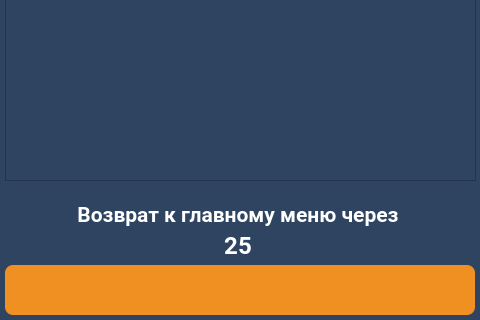
komrade2801/AutoSklad, file client/GUI/ui/screen_33_select_plan.ui: the form before one commit; both pictures show x 0 to 480 and y 480 to 800 of the 480 by 800 pixel window.
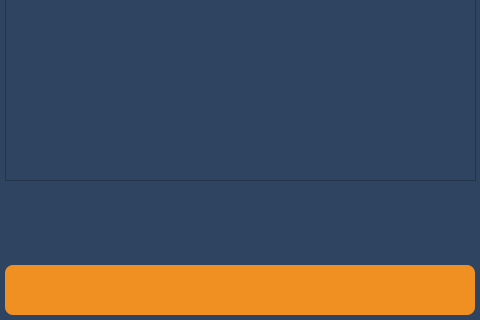
The form after the commit. Icons and pictures are not drawn.

What changed in the file:
```diff
--- a/client/GUI/ui/screen_33_select_plan.ui
+++ b/client/GUI/ui/screen_33_select_plan.ui
@@ -290,650 +290,6 @@
     <bool>false</bool>
    </property>
   </widget>
-  <widget class="QLabel" name="lbl_info_4">
-   <property name="geometry">
-    <rect>
-     <x>48</x>
-     <y>680</y>
-     <width>380</width>
-     <height>30</height>
-    </rect>
-   </property>
-   <property name="palette">
-    <palette>
-     <active>
-      <colorrole role="WindowText">
-       <brush brushstyle="SolidPattern">
-        <color alpha="255">
-         <red>255</red>
-         <green>255</green>
-         <blue>255</blue>
-        </color>
-       </brush>
-      </colorrole>
-      <colorrole role="Button">
-       <brush brushstyle="LinearGradientPattern">
-        <gradient startx="0.000000000000000" starty="0.000000000000000" endx="1.000000000000000" endy="0.000000000000000" type="LinearGradient" spread="PadSpread" coordinatemode="ObjectBoundingMode">
-         <gradientstop position="0.000000000000000">
-          <color alpha="0">
-           <red>0</red>
-           <green>0</green>
-           <blue>0</blue>
-          </color>
-         </gradientstop>
-         <gradientstop position="1.000000000000000">
-          <color alpha="0">
-           <red>255</red>
-           <green>255</green>
-           <blue>255</blue>
-          </color>
-         </gradientstop>
-        </gradient>
-       </brush>
-      </colorrole>
-      <colorrole role="Text">
-       <brush brushstyle="SolidPattern">
-        <color alpha="255">
-         <red>255</red>
-         <green>255</green>
-         <blue>255</blue>
-        </color>
-       </brush>
-      </colorrole>
-      <colorrole role="ButtonText">
-       <brush brushstyle="SolidPattern">
-        <color alpha="255">
-         <red>255</red>
-         <green>255</green>
-         <blue>255</blue>
-        </color>
-       </brush>
-      </colorrole>
-      <colorrole role="Base">
-       <brush brushstyle="LinearGradientPattern">
-        <gradient startx="0.000000000000000" starty="0.000000000000000" endx="1.000000000000000" endy="0.000000000000000" type="LinearGradient" spread="PadSpread" coordinatemode="ObjectBoundingMode">
-         <gradientstop position="0.000000000000000">
-          <color alpha="0">
-           <red>0</red>
-           <green>0</green>
-           <blue>0</blue>
-          </color>
-         </gradientstop>
-         <gradientstop position="1.000000000000000">
-          <color alpha="0">
-           <red>255</red>
-           <green>255</green>
-           <blue>255</blue>
-          </color>
-         </gradientstop>
-        </gradient>
-       </brush>
-      </colorrole>
-      <colorrole role="Window">
-       <brush brushstyle="LinearGradientPattern">
-        <gradient startx="0.000000000000000" starty="0.000000000000000" endx="1.000000000000000" endy="0.000000000000000" type="LinearGradient" spread="PadSpread" coordinatemode="ObjectBoundingMode">
-         <gradientstop position="0.000000000000000">
-          <color alpha="0">
-           <red>0</red>
-           <green>0</green>
-           <blue>0</blue>
-          </color>
-         </gradientstop>
-         <gradientstop position="1.000000000000000">
-          <color alpha="0">
-           <red>255</red>
-           <green>255</green>
-           <blue>255</blue>
-          </color>
-         </gradientstop>
-        </gradient>
-       </brush>
-      </colorrole>
-      <colorrole role="PlaceholderText">
-       <brush brushstyle="NoBrush">
-        <color alpha="128">
-         <red>255</red>
-         <green>255</green>
-         <blue>255</blue>
-        </color>
-       </brush>
-      </colorrole>
-     </active>
-     <inactive>
-      <colorrole role="WindowText">
-       <brush brushstyle="SolidPattern">
-        <color alpha="255">
-         <red>255</red>
-         <green>255</green>
-         <blue>255</blue>
-        </color>
-       </brush>
-      </colorrole>
-      <colorrole role="Button">
-       <brush brushstyle="LinearGradientPattern">
-        <gradient startx="0.000000000000000" starty="0.000000000000000" endx="1.000000000000000" endy="0.000000000000000" type="LinearGradient" spread="PadSpread" coordinatemode="ObjectBoundingMode">
-         <gradientstop position="0.000000000000000">
-          <color alpha="0">
-           <red>0</red>
-           <green>0</green>
-           <blue>0</blue>
-          </color>
-         </gradientstop>
-         <gradientstop position="1.000000000000000">
-          <color alpha="0">
-           <red>255</red>
-           <green>255</green>
-           <blue>255</blue>
-          </color>
-         </gradientstop>
-        </gradient>
-       </brush>
-      </colorrole>
-      <colorrole role="Text">
-       <brush brushstyle="SolidPattern">
-        <color alpha="255">
-         <red>255</red>
-         <green>255</green>
-         <blue>255</blue>
-        </color>
-       </brush>
-      </colorrole>
-      <colorrole role="ButtonText">
-       <brush brushstyle="SolidPattern">
-        <color alpha="255">
-         <red>255</red>
-         <green>255</green>
-         <blue>255</blue>
-        </color>
-       </brush>
-      </colorrole>
-      <colorrole role="Base">
-       <brush brushstyle="LinearGradientPattern">
-        <gradient startx="0.000000000000000" starty="0.000000000000000" endx="1.000000000000000" endy="0.000000000000000" type="LinearGradient" spread="PadSpread" coordinatemode="ObjectBoundingMode">
-         <gradientstop position="0.000000000000000">
-          <color alpha="0">
-           <red>0</red>
-           <green>0</green>
-           <blue>0</blue>
-          </color>
-         </gradientstop>
-         <gradientstop position="1.000000000000000">
-          <color alpha="0">
-           <red>255</red>
-           <green>255</green>
-           <blue>255</blue>
-          </color>
-         </gradientstop>
-        </gradient>
-       </brush>
-      </colorrole>
-      <colorrole role="Window">
-       <brush brushstyle="LinearGradientPattern">
-        <gradient startx="0.000000000000000" starty="0.000000000000000" endx="1.000000000000000" endy="0.000000000000000" type="LinearGradient" spread="PadSpread" coordinatemode="ObjectBoundingMode">
-         <gradientstop position="0.000000000000000">
-          <color alpha="0">
-           <red>0</red>
-           <green>0</green>
-           <blue>0</blue>
-          </color>
-         </gradientstop>
-         <gradientstop position="1.000000000000000">
-          <color alpha="0">
-           <red>255</red>
-           <green>255</green>
-           <blue>255</blue>
-          </color>
-         </gradientstop>
-        </gradient>
-       </brush>
-      </colorrole>
-      <colorrole role="PlaceholderText">
-       <brush brushstyle="NoBrush">
-        <color alpha="128">
-         <red>255</red>
-         <green>255</green>
-         <blue>255</blue>
-        </color>
-       </brush>
-      </colorrole>
-     </inactive>
-     <disabled>
-      <colorrole role="WindowText">
-       <brush brushstyle="SolidPattern">
-        <color alpha="255">
-         <red>255</red>
-         <green>255</green>
-         <blue>255</blue>
-        </color>
-       </brush>
-      </colorrole>
-      <colorrole role="Button">
-       <brush brushstyle="LinearGradientPattern">
-        <gradient startx="0.000000000000000" starty="0.000000000000000" endx="1.000000000000000" endy="0.000000000000000" type="LinearGradient" spread="PadSpread" coordinatemode="ObjectBoundingMode">
-         <gradientstop position="0.000000000000000">
-          <color alpha="0">
-           <red>0</red>
-           <green>0</green>
-           <blue>0</blue>
-          </color>
-         </gradientstop>
-         <gradientstop position="1.000000000000000">
-          <color alpha="0">
-           <red>255</red>
-           <green>255</green>
-           <blue>255</blue>
-          </color>
-         </gradientstop>
-        </gradient>
-       </brush>
-      </colorrole>
-      <colorrole role="Text">
-       <brush brushstyle="SolidPattern">
-        <color alpha="255">
-         <red>255</red>
-         <green>255</green>
-         <blue>255</blue>
-        </color>
-       </brush>
-      </colorrole>
-      <colorrole role="ButtonText">
-       <brush brushstyle="SolidPattern">
-        <color alpha="255">
-         <red>255</red>
-         <green>255</green>
-         <blue>255</blue>
-        </color>
-       </brush>
-      </colorrole>
-      <colorrole role="Base">
-       <brush brushstyle="LinearGradientPattern">
-        <gradient startx="0.000000000000000" starty="0.000000000000000" endx="1.000000000000000" endy="0.000000000000000" type="LinearGradient" spread="PadSpread" coordinatemode="ObjectBoundingMode">
-         <gradientstop position="0.000000000000000">
-          <color alpha="0">
-           <red>0</red>
-           <green>0</green>
-           <blue>0</blue>
-          </color>
-         </gradientstop>
-         <gradientstop position="1.000000000000000">
-          <color alpha="0">
-           <red>255</red>
-           <green>255</green>
-           <blue>255</blue>
-          </color>
-         </gradientstop>
-        </gradient>
-       </brush>
-      </colorrole>
-      <colorrole role="Window">
-       <brush brushstyle="LinearGradientPattern">
-        <gradient startx="0.000000000000000" starty="0.000000000000000" endx="1.000000000000000" endy="0.000000000000000" type="LinearGradient" spread="PadSpread" coordinatemode="ObjectBoundingMode">
-         <gradientstop position="0.000000000000000">
-          <color alpha="0">
-           <red>0</red>
-           <green>0</green>
-           <blue>0</blue>
-          </color>
-         </gradientstop>
-         <gradientstop position="1.000000000000000">
-          <color alpha="0">
-           <red>255</red>
-           <green>255</green>
-           <blue>255</blue>
-          </color>
-         </gradientstop>
-        </gradient>
-       </brush>
-      </colorrole>
-      <colorrole role="PlaceholderText">
-       <brush brushstyle="NoBrush">
-        <color alpha="128">
-         <red>255</red>
-         <green>255</green>
-         <blue>255</blue>
-        </color>
-       </brush>
-      </colorrole>
-     </disabled>
-    </palette>
-   </property>
-   <property name="font">
-    <font>
-     <family>Roboto</family>
-     <pointsize>16</pointsize>
-     <weight>75</weight>
-     <bold>true</bold>
-    </font>
-   </property>
-   <property name="text">
-    <string>Возврат к главному меню через</string>
-   </property>
-   <property name="alignment">
-    <set>Qt::AlignCenter</set>
-   </property>
-  </widget>
-  <widget class="QLabel" name="lbl_timeout_back">
-   <property name="geometry">
-    <rect>
-     <x>48</x>
-     <y>710</y>
-     <width>380</width>
-     <height>30</height>
-    </rect>
-   </property>
-   <property name="palette">
-    <palette>
-     <active>
-      <colorrole role="WindowText">
-       <brush brushstyle="SolidPattern">
-        <color alpha="255">
-         <red>255</red>
-         <green>255</green>
-         <blue>255</blue>
-        </color>
-       </brush>
-      </colorrole>
-      <colorrole role="Button">
-       <brush brushstyle="LinearGradientPattern">
-        <gradient startx="0.000000000000000" starty="0.000000000000000" endx="1.000000000000000" endy="0.000000000000000" type="LinearGradient" spread="PadSpread" coordinatemode="ObjectBoundingMode">
-         <gradientstop position="0.000000000000000">
-          <color alpha="0">
-           <red>0</red>
-           <green>0</green>
-           <blue>0</blue>
-          </color>
-         </gradientstop>
-         <gradientstop position="1.000000000000000">
-          <color alpha="0">
-           <red>255</red>
-           <green>255</green>
-           <blue>255</blue>
-          </color>
-         </gradientstop>
-        </gradient>
-       </brush>
-      </colorrole>
-      <colorrole role="Text">
-       <brush brushstyle="SolidPattern">
-        <color alpha="255">
-         <red>255</red>
-         <green>255</green>
-         <blue>255</blue>
-        </color>
-       </brush>
-      </colorrole>
-      <colorrole role="ButtonText">
-       <brush brushstyle="SolidPattern">
-        <color alpha="255">
-         <red>255</red>
-         <green>255</green>
-         <blue>255</blue>
-        </color>
-       </brush>
-      </colorrole>
-      <colorrole role="Base">
-       <brush brushstyle="LinearGradientPattern">
-        <gradient startx="0.000000000000000" starty="0.000000000000000" endx="1.000000000000000" endy="0.000000000000000" type="LinearGradient" spread="PadSpread" coordinatemode="ObjectBoundingMode">
-         <gradientstop position="0.000000000000000">
-          <color alpha="0">
-           <red>0</red>
-           <green>0</green>
-           <blue>0</blue>
-          </color>
-         </gradientstop>
-         <gradientstop position="1.000000000000000">
-          <color alpha="0">
-           <red>255</red>
-           <green>255</green>
-           <blue>255</blue>
-          </color>
-         </gradientstop>
-        </gradient>
-       </brush>
-      </colorrole>
-      <colorrole role="Window">
-       <brush brushstyle="LinearGradientPattern">
-        <gradient startx="0.000000000000000" starty="0.000000000000000" endx="1.000000000000000" endy="0.000000000000000" type="LinearGradient" spread="PadSpread" coordinatemode="ObjectBoundingMode">
-         <gradientstop position="0.000000000000000">
-          <color alpha="0">
-           <red>0</red>
-           <green>0</green>
-           <blue>0</blue>
-          </color>
-         </gradientstop>
-         <gradientstop position="1.000000000000000">
-          <color alpha="0">
-           <red>255</red>
-           <green>255</green>
-           <blue>255</blue>
-          </color>
-         </gradientstop>
-        </gradient>
-       </brush>
-      </colorrole>
-      <colorrole role="PlaceholderText">
-       <brush brushstyle="NoBrush">
-        <color alpha="128">
-         <red>255</red>
-         <green>255</green>
-         <blue>255</blue>
-        </color>
-       </brush>
-      </colorrole>
-     </active>
-     <inactive>
-      <colorrole role="WindowText">
-       <brush brushstyle="SolidPattern">
-        <color alpha="255">
-         <red>255</red>
-         <green>255</green>
-         <blue>255</blue>
-        </color>
-       </brush>
-      </colorrole>
-      <colorrole role="Button">
-       <brush brushstyle="LinearGradientPattern">
-        <gradient startx="0.000000000000000" starty="0.000000000000000" endx="1.000000000000000" endy="0.000000000000000" type="LinearGradient" spread="PadSpread" coordinatemode="ObjectBoundingMode">
-         <gradientstop position="0.000000000000000">
-          <color alpha="0">
-           <red>0</red>
-           <green>0</green>
-           <blue>0</blue>
-          </color>
-         </gradientstop>
-         <gradientstop position="1.000000000000000">
-          <color alpha="0">
-           <red>255</red>
-           <green>255</green>
-           <blue>255</blue>
-          </color>
-         </gradientstop>
-        </gradient>
-       </brush>
-      </colorrole>
-      <colorrole role="Text">
-       <brush brushstyle="SolidPattern">
-        <color alpha="255">
-         <red>255</red>
-         <green>255</green>
-         <blue>255</blue>
-        </color>
-       </brush>
-      </colorrole>
-      <colorrole role="ButtonText">
-       <brush brushstyle="SolidPattern">
-        <color alpha="255">
-         <red>255</red>
-         <green>255</green>
-         <blue>255</blue>
-        </color>
-       </brush>
-      </colorrole>
-      <colorrole role="Base">
-       <brush brushstyle="LinearGradientPattern">
-        <gradient startx="0.000000000000000" starty="0.000000000000000" endx="1.000000000000000" endy="0.000000000000000" type="LinearGradient" spread="PadSpread" coordinatemode="ObjectBoundingMode">
-         <gradientstop position="0.000000000000000">
-          <color alpha="0">
-           <red>0</red>
-           <green>0</green>
-           <blue>0</blue>
-          </color>
-         </gradientstop>
-         <gradientstop position="1.000000000000000">
-          <color alpha="0">
-           <red>255</red>
-           <green>255</green>
-           <blue>255</blue>
-          </color>
-         </gradientstop>
-        </gradient>
-       </brush>
-      </colorrole>
-      <colorrole role="Window">
-       <brush brushstyle="LinearGradientPattern">
-        <gradient startx="0.000000000000000" starty="0.000000000000000" endx="1.000000000000000" endy="0.000000000000000" type="LinearGradient" spread="PadSpread" coordinatemode="ObjectBoundingMode">
-         <gradientstop position="0.000000000000000">
-          <color alpha="0">
-           <red>0</red>
-           <green>0</green>
-           <blue>0</blue>
-          </color>
-         </gradientstop>
-         <gradientstop position="1.000000000000000">
-          <color alpha="0">
-           <red>255</red>
-           <green>255</green>
-           <blue>255</blue>
-          </color>
-         </gradientstop>
-        </gradient>
-       </brush>
-      </colorrole>
-      <colorrole role="PlaceholderText">
-       <brush brushstyle="NoBrush">
-        <color alpha="128">
-         <red>255</red>
-         <green>255</green>
-         <blue>255</blue>
-        </color>
-       </brush>
-      </colorrole>
-     </inactive>
-     <disabled>
-      <colorrole role="WindowText">
-       <brush brushstyle="SolidPattern">
-        <color alpha="255">
-         <red>255</red>
-         <green>255</green>
-         <blue>255</blue>
-        </color>
-       </brush>
-      </colorrole>
-      <colorrole role="Button">
-       <brush brushstyle="LinearGradientPattern">
-        <gradient startx="0.000000000000000" starty="0.000000000000000" endx="1.000000000000000" endy="0.000000000000000" type="LinearGradient" spread="PadSpread" coordinatemode="ObjectBoundingMode">
-         <gradientstop position="0.000000000000000">
-          <color alpha="0">
-           <red>0</red>
-           <green>0</green>
-           <blue>0</blue>
-          </color>
-         </gradientstop>
-         <gradientstop position="1.000000000000000">
-          <color alpha="0">
-           <red>255</red>
-           <green>255</green>
-           <blue>255</blue>
-          </color>
-         </gradientstop>
-        </gradient>
-       </brush>
-      </colorrole>
-      <colorrole role="Text">
-       <brush brushstyle="SolidPattern">
-        <color alpha="255">
-         <red>255</red>
-         <green>255</green>
-         <blue>255</blue>
-        </color>
-       </brush>
-      </colorrole>
-      <colorrole role="ButtonText">
-       <brush brushstyle="SolidPattern">
-        <color alpha="255">
-         <red>255</red>
-         <green>255</green>
-         <blue>255</blue>
-        </color>
-       </brush>
-      </colorrole>
-      <colorrole role="Base">
-       <brush brushstyle="LinearGradientPattern">
-        <gradient startx="0.000000000000000" starty="0.000000000000000" endx="1.000000000000000" endy="0.000000000000000" type="LinearGradient" spread="PadSpread" coordinatemode="ObjectBoundingMode">
-         <gradientstop position="0.000000000000000">
-          <color alpha="0">
-           <red>0</red>
-           <green>0</green>
-           <blue>0</blue>
-          </color>
-         </gradientstop>
-         <gradientstop position="1.000000000000000">
-          <color alpha="0">
-           <red>255</red>
-           <green>255</green>
-           <blue>255</blue>
-          </color>
-         </gradientstop>
-        </gradient>
-       </brush>
-      </colorrole>
-      <colorrole role="Window">
-       <brush brushstyle="LinearGradientPattern">
-        <gradient startx="0.000000000000000" starty="0.000000000000000" endx="1.000000000000000" endy="0.000000000000000" type="LinearGradient" spread="PadSpread" coordinatemode="ObjectBoundingMode">
-         <gradientstop position="0.000000000000000">
-          <color alpha="0">
-           <red>0</red>
-           <green>0</green>
-           <blue>0</blue>
-          </color>
-         </gradientstop>
-         <gradientstop position="1.000000000000000">
-          <color alpha="0">
-           <red>255</red>
-           <green>255</green>
-           <blue>255</blue>
-          </color>
-         </gradientstop>
-        </gradient>
-       </brush>
-      </colorrole>
-      <colorrole role="PlaceholderText">
-       <brush brushstyle="NoBrush">
-        <color alpha="128">
-         <red>255</red>
-         <green>255</green>
-         <blue>255</blue>
-        </color>
-       </brush>
-      </colorrole>
-     </disabled>
-    </palette>
-   </property>
-   <property name="font">
-    <font>
-     <family>Roboto</family>
-     <pointsize>18</pointsize>
-     <weight>75</weight>
-     <bold>true</bold>
-    </font>
-   </property>
-   <property name="text">
-    <string>25</string>
-   </property>
-   <property name="alignment">
-    <set>Qt::AlignCenter</set>
-   </property>
-  </widget>
   <widget class="QListWidget" name="listWidget">
    <property name="enabled">
     <bool>true</bool>
```
Left out of the diff: 12 changed lines with no effect on the pictures.
